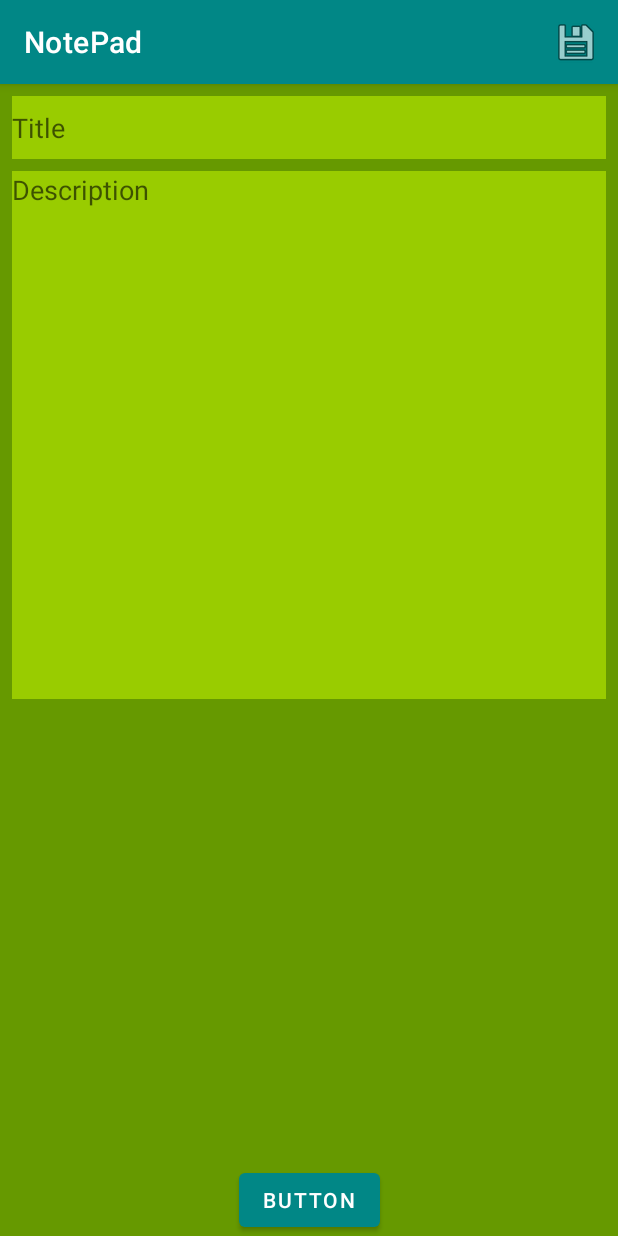
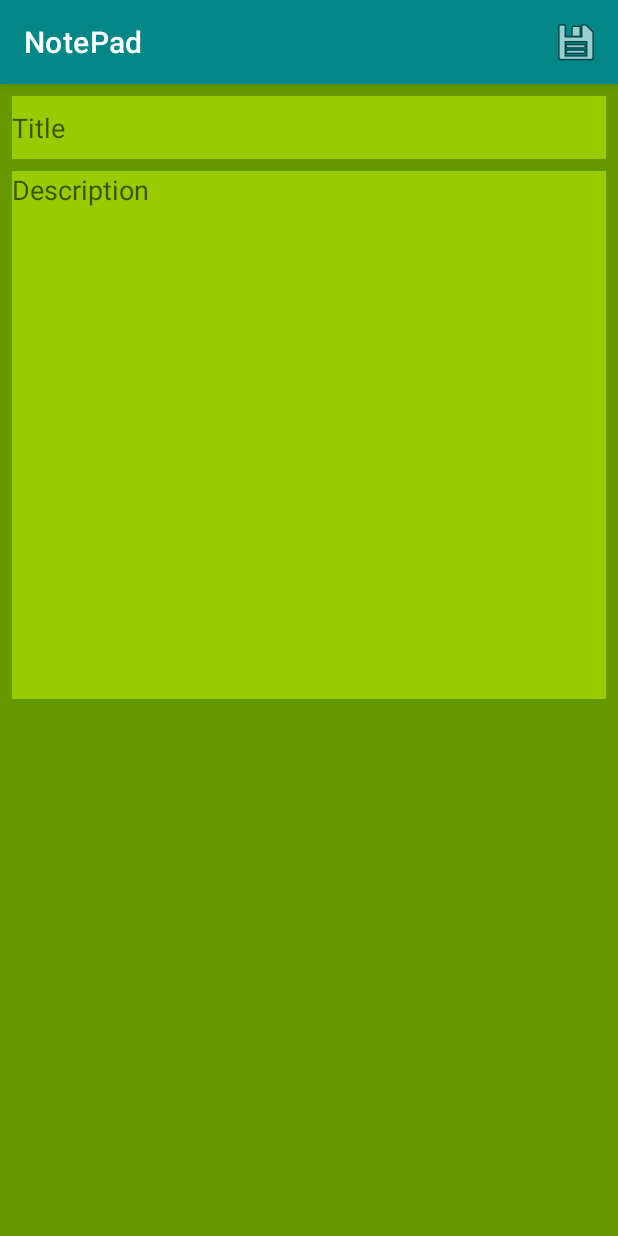
Before and after one commit to MMMomeni/Advanced_NotePad, an Android app: the EditActivity screen opened directly, with no data from a screen before it, on a phone screen of 412 x 824 dp. Run offline under Robolectric (Android 15) with nearby library versions, the phone set to English and light mode, and no system bars.

Commit message:
Just fixed the crash problem when open edit activity.

```diff
--- a/Note_Pad/app/src/main/java/com/mmomeni/notepad/EditActivity.java
+++ b/Note_Pad/app/src/main/java/com/mmomeni/notepad/EditActivity.java
@@ -41,7 +41,7 @@ public class EditActivity extends AppCompatActivity {
         titleB.setText(text1);
         descB.setText(text2);
 
-
+/*
         CheckBox cb = new CheckBox(this);
         //LinearLayout.LayoutParams p = new LinearLayout.LayoutParams(ViewGroup.LayoutParams.MATCH_PARENT, ViewGroup.LayoutParams.WRAP_CONTENT);
         //cb.setLayoutParams(p);
@@ -51,6 +51,8 @@ public class EditActivity extends AppCompatActivity {
         cb.setEnabled(true);
         cb.setVisibility(View.VISIBLE);
         layout.addView(cb);
+
+ */
 
     }
 
--- a/Note_Pad/app/src/main/res/layout/activity_edit.xml
+++ b/Note_Pad/app/src/main/res/layout/activity_edit.xml
@@ -42,13 +42,4 @@
         app:layout_constraintStart_toStartOf="parent"
         app:layout_constraintTop_toBottomOf="@+id/titleBox" />
 
-    <Button
-        android:id="@+id/AddCheckBox"
-        android:layout_width="wrap_content"
-        android:layout_height="wrap_content"
-        android:text="Button"
-        app:layout_constraintBottom_toBottomOf="parent"
-        app:layout_constraintEnd_toEndOf="parent"
-        app:layout_constraintStart_toStartOf="parent" />
-
 </androidx.constraintlayout.widget.ConstraintLayout>
--- a/Note_Pad/build.gradle
+++ b/Note_Pad/build.gradle
@@ -5,7 +5,7 @@ buildscript {
         jcenter()
     }
     dependencies {
-        classpath 'com.android.tools.build:gradle:4.2.0'
+        classpath 'com.android.tools.build:gradle:4.2.1'
 
         // NOTE: Do not place your application dependencies here; they belong
         // in the individual module build.gradle files
```
Also changed, not shown: 1 other file.
